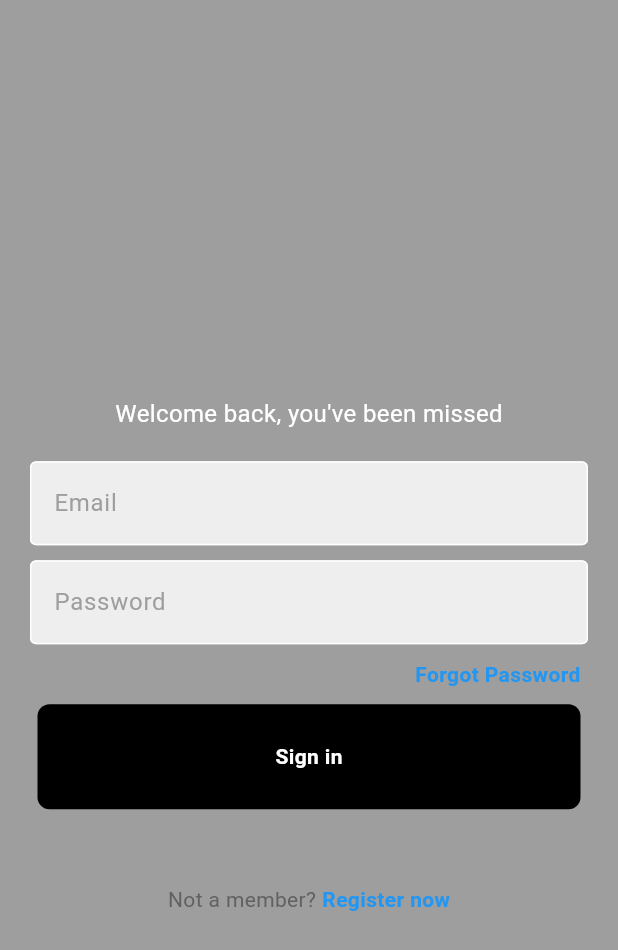
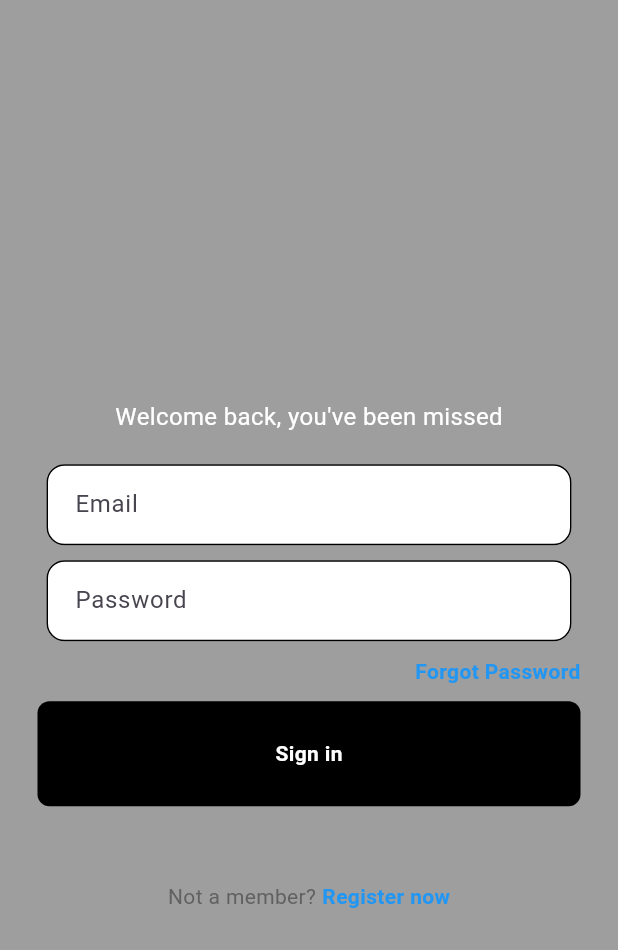
Before and after one commit to ShrutiShinde2003/AI_Study_Planner, a Flutter app: the screen it shows after launch, after a tap on "Login now", on a phone screen of 412 x 824 dp. Shown: the top 950 px of the screen. Run offline on Flutter 3.47's test engine with Material 3 defaults, Android fonts, the phone set to English and light mode, and no system bars; our stand-ins replace cloud_firestore, firebase_auth, firebase_core, fl_chart; accounts and stored records are empty.

```diff
--- a/lib/pages/login_page.dart
+++ b/lib/pages/login_page.dart
@@ -114,20 +114,78 @@ class _LoginPageState extends State<LoginPage> {
 
               const SizedBox(height: 20),
 
-              // Email textfield
-              MyTextField(
-                controller: emailController,
-                hintText: 'Email',
-                obsureText: false,
+              /// Email Textfield
+              SizedBox(
+                width: 350,
+                child: TextField(
+                  controller: emailController,
+                  obscureText: false,
+                  decoration: InputDecoration(
+                    hintText: 'Email',
+                    filled: true,
+                    fillColor: Colors.white,
+                    border: OutlineInputBorder(
+                      borderRadius: BorderRadius.circular(12), // Corner radius
+                      borderSide: BorderSide.none, // Default border
+                    ),
+                    enabledBorder: OutlineInputBorder(
+                      borderRadius: BorderRadius.circular(12), // Corner radius
+                      borderSide: const BorderSide(
+                        color: Colors.black, // Border color for enabled state
+                        width: 1, // Border width
+                      ),
+                    ),
+                    focusedBorder: OutlineInputBorder(
+                      borderRadius: BorderRadius.circular(12), // Corner radius
+                      borderSide: const BorderSide(
+                        color: Colors.deepPurple, // Border color for focused state
+                        width: 1, // Border width
+                      ),
+                    ),
+                    contentPadding: const EdgeInsets.symmetric(
+                      vertical: 15,
+                      horizontal: 15,
+                    ), // Padding inside the text field
+                  ),
+                ),
               ),
 
               const SizedBox(height: 10),
 
-              // Password textfield
-              MyTextField(
-                controller: passwordController,
-                hintText: 'Password',
-                obsureText: true,
+              /// Password textfield
+              SizedBox(
+                width: 350,
+                child: TextField(
+                  controller: passwordController,
+                  obscureText: true,
+                  decoration: InputDecoration(
+                    hintText: 'Password',
+                    filled: true,
+                    fillColor: Colors.white,
+                    border: OutlineInputBorder(
+                      borderRadius: BorderRadius.circular(12), // Corner radius
+                      borderSide: BorderSide.none, // Default border
+                    ),
+                    enabledBorder: OutlineInputBorder(
+                      borderRadius: BorderRadius.circular(12), // Corner radius
+                      borderSide: const BorderSide(
+                        color: Colors.black, // Border color for enabled state
+                        width: 1, // Border width
+                      ),
+                    ),
+                    focusedBorder: OutlineInputBorder(
+                      borderRadius: BorderRadius.circular(12), // Corner radius
+                      borderSide: const BorderSide(
+                        color: Colors.deepPurple, // Border color for focused state
+                        width: 1, // Border width
+                      ),
+                    ),
+                    contentPadding: const EdgeInsets.symmetric(
+                      vertical: 15,
+                      horizontal: 15,
+                    ), // Padding inside the text field
+                  ),
+                ),
               ),
 
               const SizedBox(height: 10),
--- a/lib/pages/register_page.dart
+++ b/lib/pages/register_page.dart
@@ -156,7 +156,7 @@ class _RegisterPageState extends State<RegisterPage> {
                 width: 350,
                 child: TextField(
                   controller: passwordController,
-                  obscureText: false,
+                  obscureText: true,
                   decoration: InputDecoration(
                     hintText: 'Password',
                     filled: true,
@@ -194,7 +194,7 @@ class _RegisterPageState extends State<RegisterPage> {
                 width: 350,
                 child: TextField(
                   controller: confirmPasswordController,
-                  obscureText: false,
+                  obscureText: true,
                   decoration: InputDecoration(
                     hintText: 'Confirm Password',
                     filled: true,
--- a/lib/pages/start_page.dart
+++ b/lib/pages/start_page.dart
@@ -8,7 +8,7 @@ class WelcomePage extends StatelessWidget {
   @override
   Widget build(BuildContext context) {
     return Scaffold(
-      backgroundColor: const Color(0xFF9B59B6), // Purple background color
+      backgroundColor: const Color.fromARGB(255, 90, 82, 210), // background color
       body: SafeArea(
         child: Column(
           mainAxisAlignment: MainAxisAlignment.start,
@@ -19,7 +19,7 @@ class WelcomePage extends StatelessWidget {
               child: Center(
                 child: Image.asset(
                   'lib/assets/images/start.png', // Replace with your image path
-                  height: 250, // Adjust height as needed
+                  height: 350, // Adjust height as needed
                 ),
               ),
             ),
@@ -44,7 +44,7 @@ class WelcomePage extends StatelessWidget {
                   // Get Started Button
                   ElevatedButton(
                     style: ElevatedButton.styleFrom(
-                      backgroundColor: Colors.white,
+                      backgroundColor: const Color.fromARGB(255, 90, 82, 210),
                       shape: RoundedRectangleBorder(
                         borderRadius: BorderRadius.circular(25),
                       ),
@@ -66,7 +66,7 @@ class WelcomePage extends StatelessWidget {
                     child: const Text(
                       "Get Started",
                       style: TextStyle(
-                        color: Color(0xFF9B59B6), // Purple text
+                        color: Colors.white, // white text
                         fontWeight: FontWeight.bold,
                         fontSize: 16,
                       ),
@@ -99,7 +99,7 @@ class WelcomePage extends StatelessWidget {
                         child: const Text(
                           "Login now",
                           style: TextStyle(
-                            color: Colors.white,
+                            color:Colors.white,
                             fontSize: 14,
                             fontWeight: FontWeight.bold,
                             decoration: TextDecoration.underline,
--- a/pubspec.yaml
+++ b/pubspec.yaml
@@ -38,6 +38,8 @@ dependencies:
   firebase_core:
   firebase_auth:
   cloud_firestore:
+  fl_chart:
+
 
 
 
@@ -45,6 +47,7 @@ dependencies:
   # The following adds the Cupertino Icons font to your application.
   # Use with the CupertinoIcons class for iOS style icons.
   cupertino_icons: ^1.0.8
+  gemini: ^2.1.1
 
 dev_dependencies:
 
```
Also changed, not shown: lib/pages/dashboard.dart (+76 -4 lines), lib/pages/gemini_ai.dart (+13 -13 lines), lib/services/firestore_service.dart (+25 -11 lines), lib/pages/AI.dart (added), pubspec.lock.
